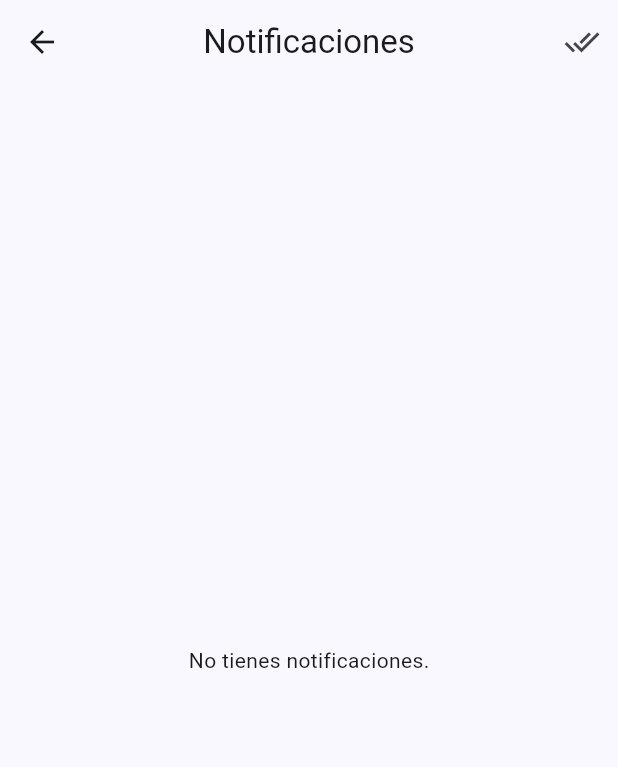
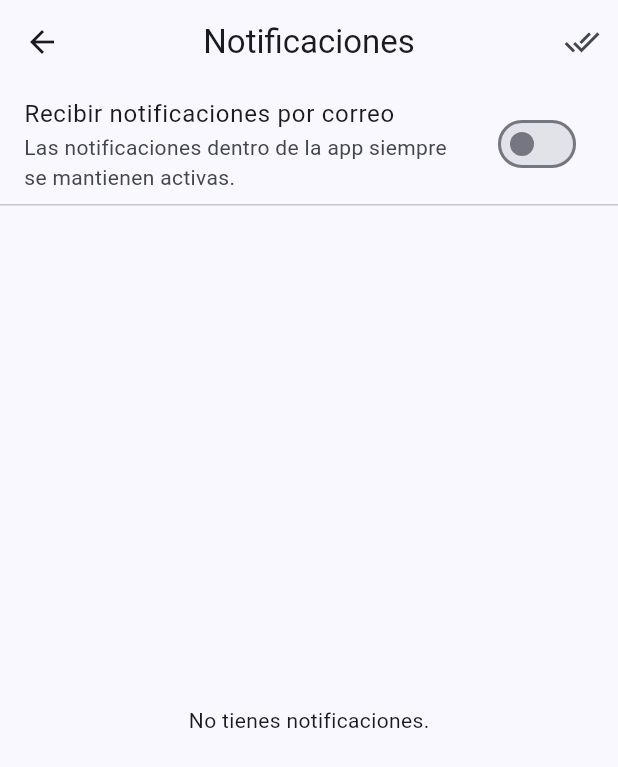
Before and after one commit to JonatahnGonzalezCaballero/proyectoFinal, a Flutter app: the screen it shows once a user with an empty profile is signed in, after a tap on the "notifications" icon, on a phone screen of 412 x 824 dp. Shown: the top 767 px of the screen. Run offline on Flutter 3.47's test engine with Material 3 defaults, Android fonts, the phone set to English and light mode, and no system bars; our stand-ins replace fl_chart, flutter_dotenv, flutter_riverpod, go_router, image_picker, supabase_flutter; accounts and stored records are empty; network calls fail.

Commit message:
Correcciones modulo de notificaciones

```diff
--- a/lib/features/home/presentation/home_page.dart
+++ b/lib/features/home/presentation/home_page.dart
@@ -57,37 +57,16 @@ class HomePage extends ConsumerWidget {
                   onPressed: () => context.push('/proposals'),
                   child: const Text('Ver propuestas'),
                 ),
-                if (perfil.esAdministrador) ...[
-                  const SizedBox(height: 8),
-                  OutlinedButton(
-                    onPressed: () => context.push('/admin/proposals'),
-                    child: const Text('Revisar propuestas'),
-                  ),
-                ],
-                                const SizedBox(height: 8),
+                const SizedBox(height: 8),
                 FilledButton.tonal(
                   onPressed: () => context.push('/votings'),
                   child: const Text('Ver votaciones'),
                 ),
-                if (perfil.esAdministrador) ...[
-                  const SizedBox(height: 8),
-                  OutlinedButton(
-                    onPressed: () => context.push('/admin/votings'),
-                    child: const Text('Gestionar votaciones'),
-                  ),
-                ],
                 const SizedBox(height: 8),
                 FilledButton.tonal(
                   onPressed: () => context.push('/projects'),
                   child: const Text('Ver proyectos'),
                 ),
-                if (perfil.esAdministrador) ...[
-                  const SizedBox(height: 8),
-                  OutlinedButton(
-                    onPressed: () => context.push('/admin/projects/create'),
-                    child: const Text('Convertir propuesta en proyecto'),
-                  ),
-                ],
                 if (perfil.esAdministrador) ...[
                   const SizedBox(height: 16),
                   FilledButton(
--- a/lib/features/notifications/application/notifications_providers.dart
+++ b/lib/features/notifications/application/notifications_providers.dart
@@ -3,6 +3,10 @@ import 'package:flutter_riverpod/flutter_riverpod.dart';
 import '../../../shared/providers/supabase_provider.dart';
 import '../data/notifications_repository.dart';
 import '../domain/notificacion.dart';
+
+final preferenciaNotifExternaProvider = FutureProvider.autoDispose<bool>((ref) {
+  return ref.watch(notificationsRepositoryProvider).obtenerPreferenciaExterna();
+});
 
 final notificationsRepositoryProvider = Provider<NotificationsRepository>((ref) {
   return NotificationsRepository(ref.watch(supabaseClientProvider));
--- a/lib/features/notifications/data/notifications_repository.dart
+++ b/lib/features/notifications/data/notifications_repository.dart
@@ -31,4 +31,16 @@ class NotificationsRepository {
     final userId = _client.auth.currentUser!.id;
     await _client.from('notificaciones').update({'leida': true}).eq('usuario_id', userId).eq('leida', false);
   }
+
+  Future<bool> obtenerPreferenciaExterna() async {
+    final userId = _client.auth.currentUser!.id;
+    final data =
+        await _client.from('usuarios').select('notificaciones_externas_activas').eq('id', userId).single();
+    return data['notificaciones_externas_activas'] as bool? ?? true;
+  }
+
+  Future<void> actualizarPreferenciaExterna(bool activas) async {
+    final userId = _client.auth.currentUser!.id;
+    await _client.from('usuarios').update({'notificaciones_externas_activas': activas}).eq('id', userId);
+  }
 }
--- a/lib/features/notifications/presentation/notifications_page.dart
+++ b/lib/features/notifications/presentation/notifications_page.dart
@@ -41,7 +41,27 @@ class NotificationsPage extends ConsumerWidget {
           ),
         ],
       ),
-      body: async.when(
+      body: Column(
+        children: [
+          Consumer(builder: (context, ref, _) {
+            final prefAsync = ref.watch(preferenciaNotifExternaProvider);
+            return prefAsync.when(
+              loading: () => const LinearProgressIndicator(),
+              error: (_, __) => const SizedBox.shrink(),
+              data: (activas) => SwitchListTile(
+                title: const Text('Recibir notificaciones por correo'),
+                subtitle: const Text('Las notificaciones dentro de la app siempre se mantienen activas.'),
+                value: activas,
+                onChanged: (v) async {
+                  await ref.read(notificationsRepositoryProvider).actualizarPreferenciaExterna(v);
+                  ref.invalidate(preferenciaNotifExternaProvider);
+                },
+              ),
+            );
+          }),
+          const Divider(height: 1),
+          Expanded(
+            child: async.when(
               loading: () => const Center(child: CircularProgressIndicator()),
               error: (e, _) => Center(child: Text('No se pudo cargar: $e')),
               data: (notificaciones) {
@@ -55,8 +75,8 @@ class NotificationsPage extends ConsumerWidget {
                       final n = notificaciones[index];
                       return ListTile(
                         leading: Icon(_iconoPara(n.tipo)),
-                  title:
-                      Text(n.titulo, style: TextStyle(fontWeight: n.leida ? FontWeight.normal : FontWeight.bold)),
+                        title: Text(n.titulo,
+                            style: TextStyle(fontWeight: n.leida ? FontWeight.normal : FontWeight.bold)),
                         subtitle: Text(n.mensaje),
                         trailing: n.leida ? null : const Icon(Icons.circle, size: 10, color: Colors.blue),
                         onTap: () async {
@@ -73,6 +93,9 @@ class NotificationsPage extends ConsumerWidget {
                 );
               },
             ),
+          ),
+        ],
+      ),
     );
   }
 }
```
Also changed, not shown: 5 other files. Lines whose indentation alone changed are shown as unchanged.
